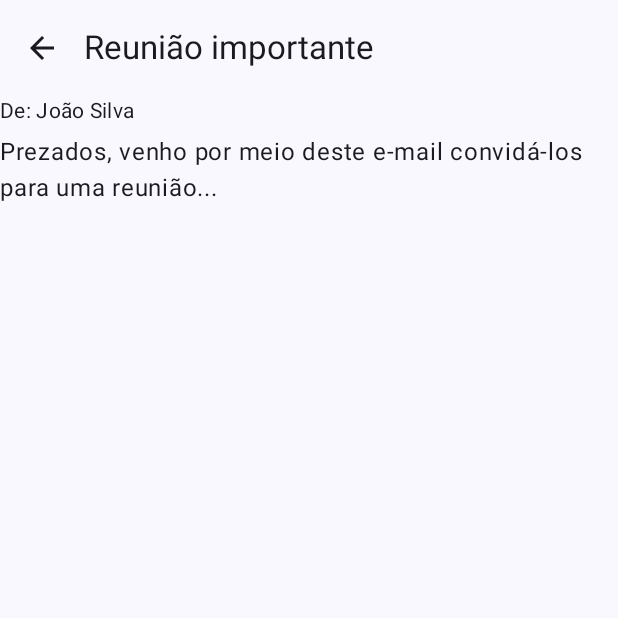
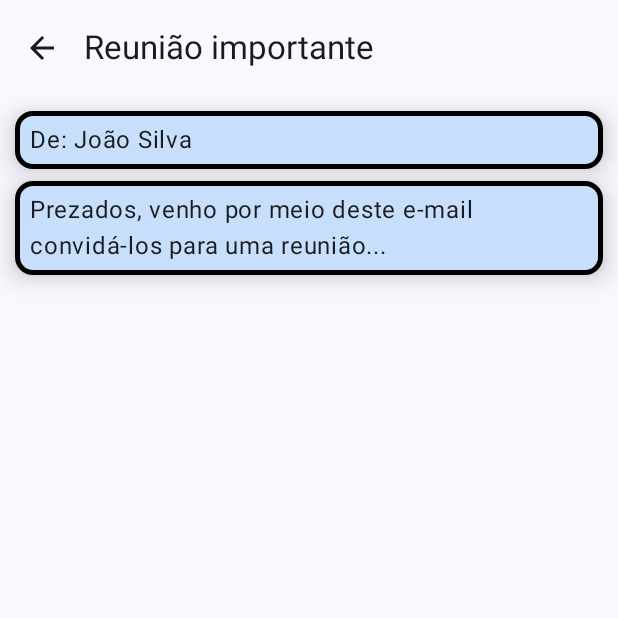
Before and after one commit to Odamiani/LocalwebMail, an Android app built with Jetpack Compose: the screen it shows after launch (MainActivity), after a tap on "Reunião importante", on a phone screen of 412 x 824 dp, the top half of it. Run offline under Robolectric (Android 15) with nearby library versions, the phone set to English and light mode, and no system bars.

Commit message:
Estilizacao do app

```diff
--- a/app/src/main/java/br/com/fiap/localwebmail/model/Email.kt
+++ b/app/src/main/java/br/com/fiap/localwebmail/model/Email.kt
@@ -10,5 +10,9 @@ data class Email(
 
 val emails = listOf(
     Email("1", "Reunião importante", "João Silva", "10:30", "Prezados, venho por meio deste e-mail convidá-los para uma reunião..."),
-    Email("2", "Promoção imperdível!", "Loja XYZ", "Ontem", "Não perca a nossa promoção de aniversário...")
+    Email("2", "Promoção imperdível!", "Loja XYZ", "Ontem", "Não perca a nossa promoção de aniversário..."),
+    Email("3", "fatura cartão", "Loja casas bahia", "10/06/2024", "Sua fatura está disponivel"),
+    Email("4", "Seguro de vida", "Funeraria ", "09/06/2024", "Cuide de sua saude e não seja nosso cliente"),
+    Email("5", "Comprovante de pagamento", "Loja XYZ", "07/06/2024", "Segue seu comprovante de compra..."),
+    Email("6", "Alinhamento mensal", "SANTANDER COLABORADORES", "01/06/2024", "Alinhamento sobre metas mensais da equipe...")
 )
--- a/app/src/main/java/br/com/fiap/localwebmail/screens/EmailDetailsScreen.kt
+++ b/app/src/main/java/br/com/fiap/localwebmail/screens/EmailDetailsScreen.kt
@@ -1,12 +1,18 @@
 package br.com.fiap.localwebmail.screens
 
+import androidx.compose.foundation.BorderStroke
+import androidx.compose.foundation.layout.Arrangement
+import androidx.compose.foundation.layout.Box
 import androidx.compose.foundation.layout.Column
 import androidx.compose.foundation.layout.Spacer
 import androidx.compose.foundation.layout.fillMaxSize
+import androidx.compose.foundation.layout.fillMaxWidth
 import androidx.compose.foundation.layout.height
 import androidx.compose.foundation.layout.padding
 import androidx.compose.material.icons.Icons
 import androidx.compose.material.icons.filled.ArrowBack
+import androidx.compose.material3.Card
+import androidx.compose.material3.CardDefaults
 import androidx.compose.material3.ExperimentalMaterial3Api
 import androidx.compose.material3.Icon
 import androidx.compose.material3.IconButton
@@ -15,7 +21,9 @@ import androidx.compose.material3.Scaffold
 import androidx.compose.material3.Text
 import androidx.compose.material3.TopAppBar
 import androidx.compose.runtime.Composable
+import androidx.compose.ui.Alignment
 import androidx.compose.ui.Modifier
+import androidx.compose.ui.graphics.Color
 import androidx.compose.ui.unit.dp
 import androidx.navigation.NavController
 import br.com.fiap.localwebmail.model.Email
@@ -24,8 +32,11 @@ import br.com.fiap.localwebmail.model.Email
 @Composable
 fun EmailDetailsScreen(navController: NavController, email: Email) {
     Scaffold(
-        topBar = {
+        topBar =
+        {
             TopAppBar(
+
+
                 title = { Text(email.subject) },
                 navigationIcon = {
                     IconButton(onClick = { navController.popBackStack() }) {
@@ -36,14 +47,67 @@ fun EmailDetailsScreen(navController: NavController, email: Email) {
         }
     )
     { innerPadding ->
-        Column(
+
+        Box(
             modifier = Modifier
                 .fillMaxSize()
-                .padding(innerPadding)
         ) {
-            Text(text = "De: ${email.sender}", style = MaterialTheme.typography.bodyMedium)
-            Spacer(modifier = Modifier.height(8.dp))
-            Text(text = email.body, style = MaterialTheme.typography.bodyLarge)
+            Column(
+                modifier = Modifier
+                    .fillMaxSize()
+                    .padding(innerPadding)
+            ) {
+
+                Column(
+                    modifier = Modifier
+                        .padding(10.dp)
+                ) {
+                    Card(
+                        modifier = Modifier
+                            //.height(35.dp)
+                            .fillMaxWidth(),
+                        colors = CardDefaults.cardColors(containerColor = Color(0xFFC7DFFA)),
+                        elevation = CardDefaults.cardElevation(defaultElevation = 10.dp),
+                        border = BorderStroke(width = 3.dp, Color.Black)
+                    ) {
+
+                        Column(
+                            modifier = Modifier
+                                .padding(10.dp),
+                            verticalArrangement = Arrangement.Center
+                        ) {
+                            Text(
+                                text = "De: ${email.sender}",
+                                style = MaterialTheme.typography.bodyLarge,
+                                modifier = Modifier.align(Alignment.CenterHorizontally)
+                            )
+                        }
+                    }
+                    Spacer(modifier = Modifier.height(8.dp))
+
+                    Card(
+                        modifier = Modifier
+                            //.height(35.dp)
+                            .fillMaxWidth(),
+                        colors = CardDefaults.cardColors(containerColor = Color(0xFFC7DFFA)),
+                        elevation = CardDefaults.cardElevation(defaultElevation = 10.dp),
+                        border = BorderStroke(width = 3.dp, Color.Black)
+                    ) {
+
+                        Column(
+                            modifier = Modifier
+                                .padding(10.dp),
+                            verticalArrangement = Arrangement.Center
+                        ) {
+                            Text(text = email.body, style = MaterialTheme.typography.bodyLarge)
+
+                        }
+                    }
+                }
+
+
+
+            }
         }
     }
 }
--- a/app/src/main/java/br/com/fiap/localwebmail/screens/EmailItem.kt
+++ b/app/src/main/java/br/com/fiap/localwebmail/screens/EmailItem.kt
@@ -2,23 +2,22 @@ package br.com.fiap.localwebmail.screens
 
 import androidx.compose.foundation.BorderStroke
 import androidx.compose.foundation.Image
-import androidx.compose.foundation.background
-import androidx.compose.foundation.border
 import androidx.compose.foundation.clickable
 import androidx.compose.foundation.layout.Column
 import androidx.compose.foundation.layout.Row
 import androidx.compose.foundation.layout.Spacer
 import androidx.compose.foundation.layout.fillMaxWidth
+import androidx.compose.foundation.layout.height
 import androidx.compose.foundation.layout.padding
 import androidx.compose.foundation.layout.size
 import androidx.compose.foundation.layout.width
 import androidx.compose.material.icons.Icons
 import androidx.compose.material.icons.filled.AccountCircle
-import androidx.compose.material3.Divider
+import androidx.compose.material3.Card
+import androidx.compose.material3.CardDefaults
 import androidx.compose.material3.MaterialTheme
 import androidx.compose.material3.Text
 import androidx.compose.runtime.Composable
-import androidx.compose.ui.Alignment
 import androidx.compose.ui.Modifier
 import androidx.compose.ui.graphics.Color
 import androidx.compose.ui.unit.dp
@@ -27,15 +26,32 @@ import br.com.fiap.localwebmail.model.Email
 
 @Composable
 fun EmailItem(email: Email, navController: NavController) {
+
+
+    Card(
+        modifier = Modifier
+            .height(80.dp)
+            .fillMaxWidth()
+            .clickable { navController.navigate("emaildetails/${email.id}") }
+            .padding(
+                horizontal = 8.dp,
+                vertical = 3.dp
+            ),
+        colors = CardDefaults.cardColors(containerColor = Color(0xFFC7DFFA)),
+        elevation = CardDefaults.cardElevation(defaultElevation = 10.dp),
+        border = BorderStroke(width = 3.dp, Color.Black)
+    ) {
         Row(
             modifier = Modifier
-            .border(border = BorderStroke(width = 2.dp, color = Color.Black))
-            .background(Color(0xFF296BB4))
                 .fillMaxWidth()
-            .clickable { navController.navigate("emaildetails/${email.id}") }
-            .padding(16.dp),
-        verticalAlignment = Alignment.CenterVertically
-    ) {
+                .padding(
+                    vertical = 17.dp,
+                    horizontal = 10.dp
+                )
+        )
+        {
+
+
             Image(
                 imageVector = Icons.Default.AccountCircle,
                 contentDescription = null,
@@ -44,9 +60,9 @@ fun EmailItem(email: Email, navController: NavController) {
             Spacer(modifier = Modifier.width(8.dp))
             Column(modifier = Modifier.weight(1f)) {
                 Text(text = email.subject, style = MaterialTheme.typography.titleMedium)
-            Text(text = email.sender, style = MaterialTheme.typography.titleMedium)
+                Text(text = email.sender, style = MaterialTheme.typography.titleSmall)
             }
-        Text(text = email.timestamp, style = MaterialTheme.typography.titleLarge)
+            Text(text = email.timestamp, style = MaterialTheme.typography.titleMedium)
         }
-    Divider()
     }
+}
--- a/app/src/main/java/br/com/fiap/localwebmail/screens/EmailPage.kt
+++ b/app/src/main/java/br/com/fiap/localwebmail/screens/EmailPage.kt
@@ -1,18 +1,23 @@
 package br.com.fiap.localwebmail.screens
 
+import androidx.compose.foundation.BorderStroke
 import androidx.compose.foundation.layout.Arrangement
 import androidx.compose.foundation.layout.Column
 import androidx.compose.foundation.layout.Row
 import androidx.compose.foundation.layout.fillMaxSize
 import androidx.compose.foundation.layout.fillMaxWidth
 import androidx.compose.foundation.layout.padding
+import androidx.compose.foundation.shape.RoundedCornerShape
 import androidx.compose.material.icons.Icons
 import androidx.compose.material.icons.filled.ArrowBack
 import androidx.compose.material3.Button
+import androidx.compose.material3.Card
+import androidx.compose.material3.CardDefaults
 import androidx.compose.material3.ExperimentalMaterial3Api
 import androidx.compose.material3.Icon
 import androidx.compose.material3.IconButton
 import androidx.compose.material3.OutlinedTextField
+import androidx.compose.material3.OutlinedTextFieldDefaults
 import androidx.compose.material3.Scaffold
 import androidx.compose.material3.Text
 import androidx.compose.material3.TopAppBar
@@ -22,12 +27,13 @@ import androidx.compose.runtime.mutableStateOf
 import androidx.compose.runtime.remember
 import androidx.compose.runtime.setValue
 import androidx.compose.ui.Modifier
+import androidx.compose.ui.graphics.Color
 import androidx.compose.ui.unit.dp
 import androidx.navigation.NavController
 
 @OptIn(ExperimentalMaterial3Api::class)
 @Composable
-fun EmailPage(navController: NavController){
+fun EmailPage(navController: NavController) {
     var recipient by remember { mutableStateOf("") }
     var subject by remember { mutableStateOf("") }
     var body by remember { mutableStateOf("") }
@@ -49,25 +55,59 @@ fun EmailPage(navController: NavController){
                 .fillMaxSize()
                 .padding(innerPadding)
         ) {
+
+            Card(
+                modifier = Modifier
+                    .fillMaxWidth(),
+                elevation = CardDefaults.cardElevation(defaultElevation = 30.dp),
+                colors = CardDefaults.cardColors(containerColor = Color(0xFFC7DFFA)),
+                border = BorderStroke(width = 2.dp, Color.Black)
+            ) {
+
+                Column(
+                    modifier = Modifier
+                        .fillMaxWidth()
+                        .padding(16.dp)
+                ) {
+
+
                     OutlinedTextField(
+                        maxLines = 1,
                         value = recipient,
                         onValueChange = { recipient = it },
-                label = { Text("Para") },
-                modifier = Modifier.fillMaxWidth()
+                        label = { Text("Para:") },
+                        modifier = Modifier.fillMaxWidth(),
+                        placeholder = {
+                            Text(text = "Para:")
+                        },
+                        colors = OutlinedTextFieldDefaults.colors(
+                            unfocusedBorderColor = Color.Black,
+                        )
+
                     )
                     OutlinedTextField(
+                        maxLines = 1,
                         value = subject,
                         onValueChange = { subject = it },
                         label = { Text("Assunto") },
-                modifier = Modifier.fillMaxWidth()
+                        modifier = Modifier.fillMaxWidth(),
+                        placeholder = { Text(text = "Assunto") },
+                        colors = OutlinedTextFieldDefaults.colors(
+                            unfocusedBorderColor = Color.Black,
+                        )
                     )
                     OutlinedTextField(
+                        shape = RoundedCornerShape(10.dp),
                         value = body,
                         onValueChange = { body = it },
                         label = { Text("Escrever e-mail") },
                         modifier = Modifier
                             .fillMaxWidth()
-                    .weight(1f)
+                            .weight(1f),
+                        placeholder = { Text(text = "Escrever e-mail") },
+                        colors = OutlinedTextFieldDefaults.colors(
+                            unfocusedBorderColor = Color.Black,
+                        )
                     )
                     Row(
                         modifier = Modifier
@@ -85,3 +125,5 @@ fun EmailPage(navController: NavController){
                 }
             }
         }
+    }
+}
--- a/app/src/main/java/br/com/fiap/localwebmail/screens/EmailScreen.kt
+++ b/app/src/main/java/br/com/fiap/localwebmail/screens/EmailScreen.kt
@@ -1,13 +1,21 @@
 package br.com.fiap.localwebmail.screens
 
+import androidx.compose.foundation.layout.Box
+import androidx.compose.foundation.layout.Column
+import androidx.compose.foundation.layout.fillMaxSize
+import androidx.compose.foundation.layout.fillMaxWidth
 import androidx.compose.foundation.lazy.LazyColumn
 import androidx.compose.foundation.lazy.items
 import androidx.compose.material.icons.Icons
 import androidx.compose.material.icons.filled.Add
 import androidx.compose.material3.FloatingActionButton
 import androidx.compose.material3.Icon
+import androidx.compose.material3.MaterialTheme
 import androidx.compose.material3.Scaffold
+import androidx.compose.material3.Text
 import androidx.compose.runtime.Composable
+import androidx.compose.ui.Alignment
+import androidx.compose.ui.Modifier
 import androidx.navigation.NavController
 import br.com.fiap.localwebmail.model.emails
 
@@ -23,9 +31,29 @@ fun EmailScreen(navController: NavController) {
         }
     )
     { innerPadding ->
-        LazyColumn(contentPadding = innerPadding) {
-            items(emails) { email ->
-                EmailItem(email, navController)
+
+        Box(
+            modifier = Modifier
+                .fillMaxSize()
+//                .background(Color.DarkGray)
+        ) {
+            Column(
+                modifier = Modifier
+                    .fillMaxWidth()
+            ) {
+                Text(
+                    text = "Seus e-mails", style = MaterialTheme.typography.titleLarge,
+                    modifier = Modifier.align(Alignment.CenterHorizontally)
+                )
+
+
+                Column {
+                    LazyColumn(contentPadding = innerPadding) {
+                        items(emails) { email ->
+                            EmailItem(email, navController)
+                        }
+                    }
+                }
             }
         }
     }
```
Lines whose indentation alone changed are shown as unchanged.
